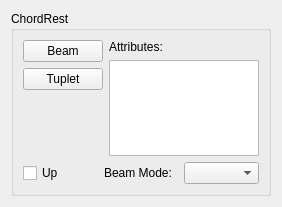
This is mscore/mscore/chordrest.ui in musescore/musescore-old as Qt 5 draws it before an edit. The edited form follows.
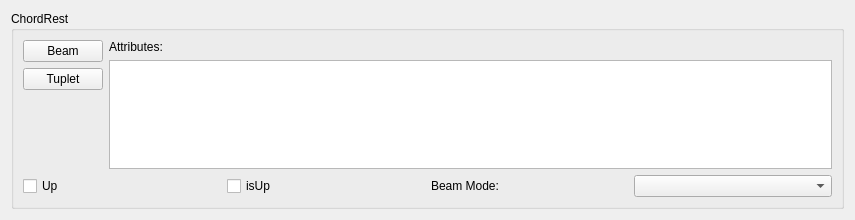
This is the edited form.

```diff
--- a/mscore/mscore/chordrest.ui
+++ b/mscore/mscore/chordrest.ui
@@ -5,8 +5,8 @@
    <rect>
     <x>0</x>
     <y>0</y>
-    <width>282</width>
-    <height>207</height>
+    <width>855</width>
+    <height>220</height>
    </rect>
   </property>
   <property name="windowTitle" >
@@ -87,6 +87,13 @@
           </property>
          </widget>
         </item>
+        <item>
+         <widget class="QCheckBox" name="isUpFlag" >
+          <property name="text" >
+           <string>isUp</string>
+          </property>
+         </widget>
+        </item>
         <item>
          <widget class="QLabel" name="label" >
           <property name="text" >
```
